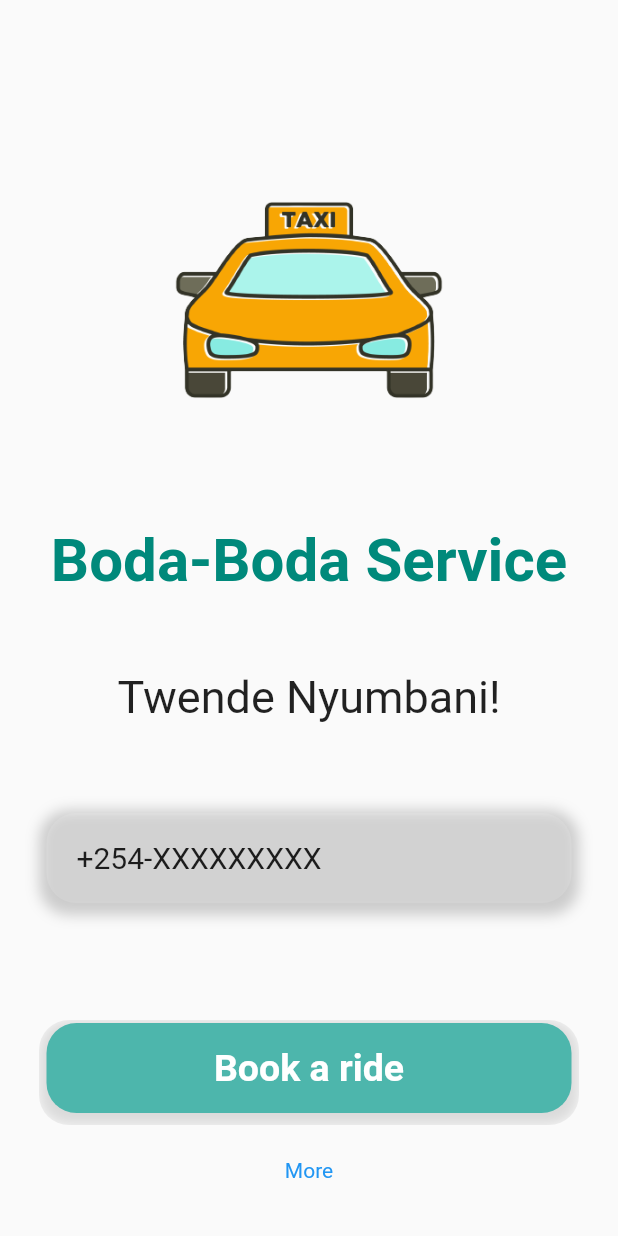
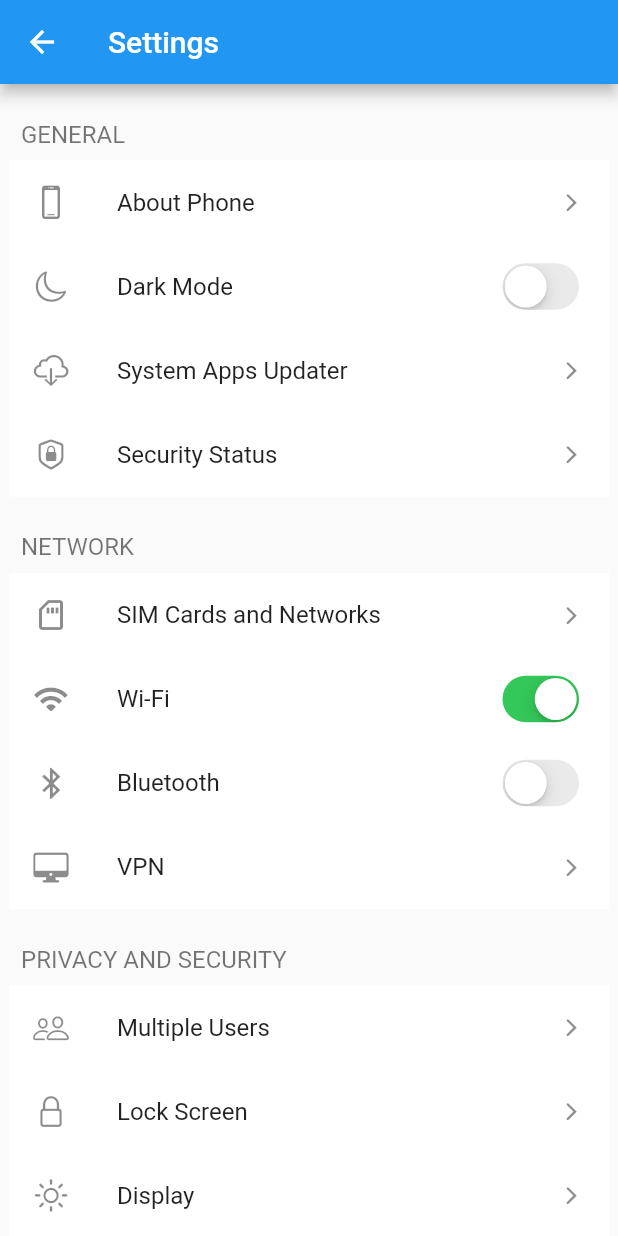
Before and after one commit to Mwita04/sample, a Flutter app: the screen it shows after launch, on a phone screen of 412 x 824 dp. Run offline on Flutter 3.47's test engine with Material 2 defaults, Android fonts, the light colour scheme and no system bars.

Commit message:
tweaking with settings screen

```diff
--- a/lib/main.dart
+++ b/lib/main.dart
@@ -1,5 +1,6 @@
 // ignore_for_file: prefer_const_constructors
 import 'package:flutter/material.dart';
+import 'package:sample/settings.dart';
 import 'booking.dart';
 import 'home.dart';
 import 'paymentMethod.dart';
@@ -7,11 +8,12 @@ import 'paymentMethod.dart';
 void main() => runApp(
       MaterialApp(
         debugShowCheckedModeBanner: false,
-        //initialRoute: '/paymentMethod',
+        initialRoute: '/settings',
         routes: {
           '/': ((context) => Home()),
           '/booking': ((context) => Booking()),
-          '/paymentMethod': ((context) => PaymentMethod())
+          '/paymentMethod': ((context) => PaymentMethod()),
+          '/settings': ((context) => Settings()),
         },
       ),
     );
--- a/lib/paymentMethod.dart
+++ b/lib/paymentMethod.dart
@@ -1,6 +1,8 @@
 // ignore_for_file: file_names, prefer_const_constructors, prefer_const_literals_to_create_immutables
 
 import 'package:flutter/material.dart';
+
+import 'settings.dart';
 
 class PaymentMethod extends StatelessWidget {
   const PaymentMethod({super.key});
@@ -14,9 +16,20 @@ class PaymentMethod extends StatelessWidget {
         ),
         backgroundColor: Colors.teal[600],
         elevation: 8,
-        toolbarHeight: 60,
+        toolbarHeight: 70,
         actions: [
-          Icon(Icons.settings),
+          Padding(
+            padding: const EdgeInsets.all(18.0),
+            child: IconButton(
+              onPressed: () {
+                Navigator.push(context,
+                    MaterialPageRoute(builder: (context) => Settings()));
+              },
+              splashColor: Colors.yellowAccent.shade100,
+              splashRadius: 30,
+              icon: Icon(Icons.settings),
+            ),
+          ),
           SizedBox(
             height: 20,
           ),
--- /dev/null
+++ b/lib/settings.dart
@@ -0,0 +1,141 @@
+// ignore_for_file: prefer_const_constructors
+
+import 'package:flutter/cupertino.dart';
+import 'package:flutter/material.dart';
+
+class Settings extends StatelessWidget {
+  const Settings({super.key});
+
+  @override
+  Widget build(BuildContext context) {
+    return Scaffold(
+      appBar: AppBar(
+        title: Text('Settings'),
+      ),
+      body: Center(
+        child: Container(
+          constraints: const BoxConstraints(maxWidth: 400),
+          child: ListView(
+            children: [
+              _SingleSection(
+                title: "General",
+                children: [
+                  const _CustomListTile(
+                      title: "About Phone",
+                      icon: CupertinoIcons.device_phone_portrait),
+                  _CustomListTile(
+                      title: "Dark Mode",
+                      icon: CupertinoIcons.moon,
+                      trailing:
+                          CupertinoSwitch(value: false, onChanged: (value) {})),
+                  const _CustomListTile(
+                      title: "System Apps Updater",
+                      icon: CupertinoIcons.cloud_download),
+                  const _CustomListTile(
+                      title: "Security Status",
+                      icon: CupertinoIcons.lock_shield),
+                ],
+              ),
+              _SingleSection(
+                title: "Network",
+                children: [
+                  const _CustomListTile(
+                      title: "SIM Cards and Networks",
+                      icon: Icons.sd_card_outlined),
+                  _CustomListTile(
+                    title: "Wi-Fi",
+                    icon: CupertinoIcons.wifi,
+                    trailing: CupertinoSwitch(value: true, onChanged: (val) {}),
+                  ),
+                  _CustomListTile(
+                    title: "Bluetooth",
+                    icon: CupertinoIcons.bluetooth,
+                    trailing:
+                        CupertinoSwitch(value: false, onChanged: (val) {}),
+                  ),
+                  const _CustomListTile(
+                    title: "VPN",
+                    icon: CupertinoIcons.desktopcomputer,
+                  )
+                ],
+              ),
+              const _SingleSection(
+                title: "Privacy and Security",
+                children: [
+                  _CustomListTile(
+                      title: "Multiple Users", icon: CupertinoIcons.person_2),
+                  _CustomListTile(
+                      title: "Lock Screen", icon: CupertinoIcons.lock),
+                  _CustomListTile(
+                      title: "Display", icon: CupertinoIcons.brightness),
+                  _CustomListTile(
+                      title: "Sound and Vibration",
+                      icon: CupertinoIcons.speaker_2),
+                  _CustomListTile(
+                      title: "Themes", icon: CupertinoIcons.paintbrush)
+                ],
+              ),
+            ],
+          ),
+        ),
+      ),
+    );
+  }
+}
+
+class _CustomListTile extends StatelessWidget {
+  final String title;
+  final IconData icon;
+  final Widget? trailing;
+  const _CustomListTile(
+      {Key? key, required this.title, required this.icon, this.trailing})
+      : super(key: key);
+
+  @override
+  Widget build(BuildContext context) {
+    return ListTile(
+      title: Text(title),
+      leading: Icon(icon),
+      trailing: trailing ?? const Icon(CupertinoIcons.forward, size: 18),
+      onTap: () {},
+    );
+  }
+}
+
+class _SingleSection extends StatelessWidget {
+  final String title;
+  final List<Widget> children;
+  const _SingleSection({
+    Key? key,
+    required this.title,
+    required this.children,
+  }) : super(key: key);
+
+  @override
+  Widget build(BuildContext context) {
+    return Column(
+      mainAxisAlignment: MainAxisAlignment.start,
+      crossAxisAlignment: CrossAxisAlignment.start,
+      children: [
+        const SizedBox(height: 16),
+        Padding(
+          padding: const EdgeInsets.all(8.0),
+          child: Text(
+            title.toUpperCase(),
+            style: Theme.of(context)
+                .textTheme
+                .displaySmall
+                ?.copyWith(fontSize: 16),
+          ),
+        ),
+        Container(
+          width: double.infinity,
+          color: Colors.white,
+          child: Column(
+            children: children,
+          ),
+        ),
+      ],
+    );
+  }
+}
```
